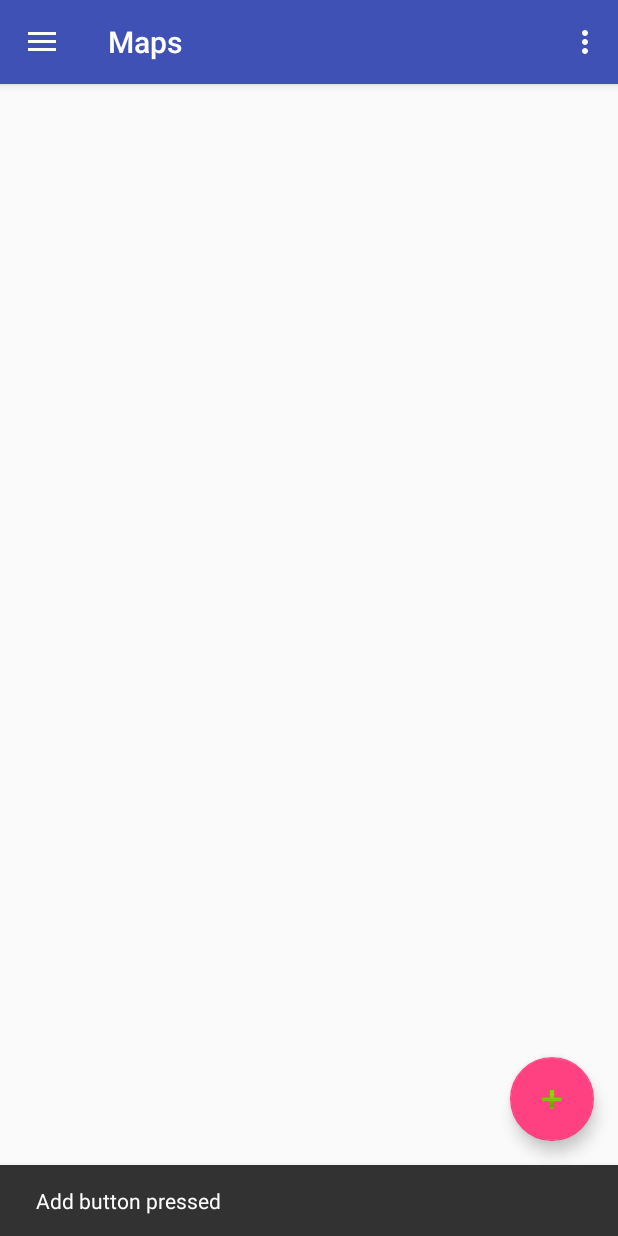
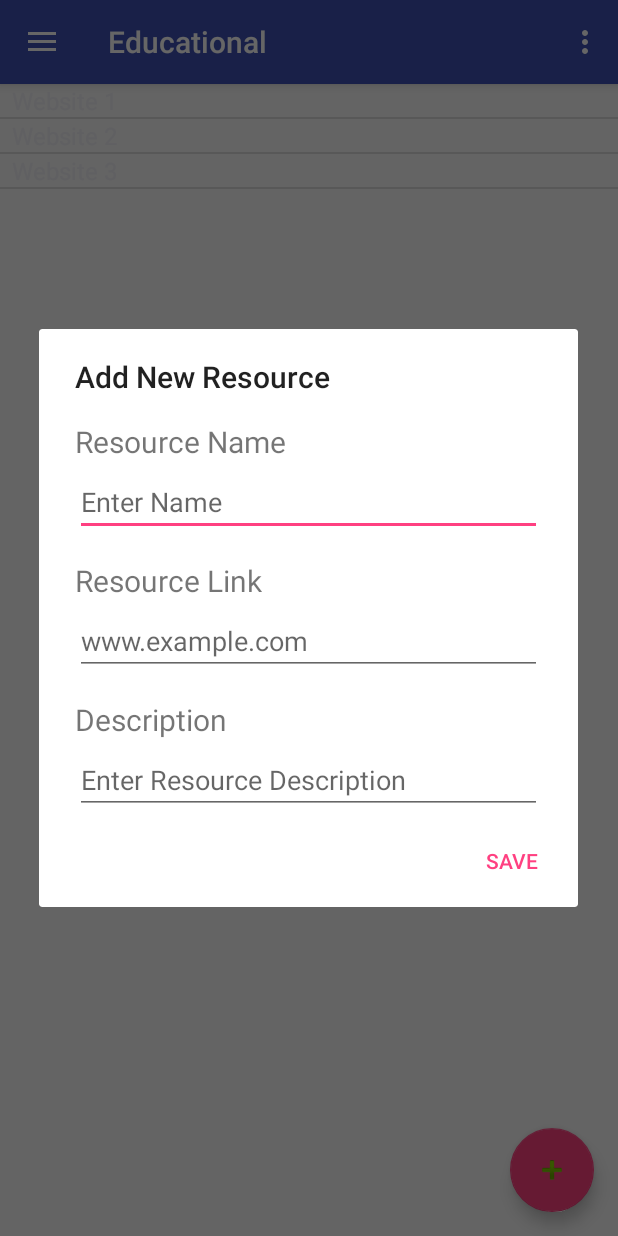
Before and after one commit to catherine-morse/GreenTech-Android, an Android app: the screen it shows after launch (MainActivity), after a tap on an icon or button, on a phone screen of 412 x 824 dp. Run offline under Robolectric (Android 15) with nearby library versions, the phone set to English and light mode, and no system bars; 2 other taps on this screen came first.

Commit message:
added educational tab UI elements

```diff
--- a/app/src/main/java/edu/udel/cisc475/team1/greentech_android/EducationalFragment.java
+++ b/app/src/main/java/edu/udel/cisc475/team1/greentech_android/EducationalFragment.java
@@ -2,15 +2,88 @@ package edu.udel.cisc475.team1.greentech_android;
 
 import android.app.Fragment;
 import android.os.Bundle;
+import android.support.design.widget.FloatingActionButton;
+import android.support.design.widget.Snackbar;
 import android.view.LayoutInflater;
 import android.view.View;
 import android.view.ViewGroup;
+import android.app.Activity;
+import android.app.AlertDialog;
+import android.content.DialogInterface;
+import android.widget.EditText;
+import android.widget.LinearLayout;
+import android.widget.Button;
+import android.widget.ListView;
+import java.util.*;
+import android.widget.ArrayAdapter;
+import android.widget.TextView;
+import android.widget.AdapterView.OnItemClickListener;
+import android.widget.AdapterView;
 
 public class EducationalFragment extends Fragment{
+
+    Activity mActivity;
+
     @Override
     public View onCreateView(LayoutInflater inflater, ViewGroup container,
                              Bundle savedInstanceState) {
+
+        mActivity = getActivity();
+
+        FloatingActionButton fab = (FloatingActionButton) mActivity.findViewById(R.id.fab);
+        fab.setOnClickListener(new View.OnClickListener() {
+
+            @Override
+            public void onClick(View view) {
+                AlertDialog alertDialog = new AlertDialog.Builder(mActivity).create();
+                alertDialog.setTitle(R.string.add_entry_educational_title);
+
+                View dialogView = mActivity.getLayoutInflater().inflate(R.layout.add_entry_educational, null);
+                alertDialog.setView(dialogView);
+
+                alertDialog.setButton(mActivity.getString(R.string.entry_dialog_positive_button), new DialogInterface.OnClickListener() {
+                    public void onClick(DialogInterface dialog, int which) {
+
+                    }
+                });
+                alertDialog.show();
+            }
+        });
+
         // Inflate the layout for this fragment
         return inflater.inflate(R.layout.fragment_educational, container, false);
     }
+
+    @Override
+    public void onResume() {
+        super.onResume();
+
+        populateListView();
+    }
+
+    private void populateListView() {
+        final ListView list = (ListView) mActivity.findViewById(R.id.educational_listview);
+        ArrayList<String> arrayList = new ArrayList<String>();
+        arrayList.add(0, "Website 1");
+        arrayList.add(1, "Website 2");
+        arrayList.add(2, "Website 3");
+
+        // Adapter: You need three parameters 'the context, id of the layout (it will be where the data is shown),
+        // and the array that contains the data
+        ArrayAdapter<String> adapter = new ArrayAdapter<String>(mActivity.getApplicationContext(), android.R.layout.simple_spinner_item, arrayList);
+
+        list.setAdapter(adapter);
+
+        list.setOnItemClickListener(new OnItemClickListener() {
+            public void onItemClick(AdapterView<?> parent, View view,
+                                    int position, long id) {
+
+                Object o = list.getItemAtPosition(position);
+
+                Snackbar.make(view, o.toString() + " Clicked", Snackbar.LENGTH_LONG)
+                        .setAction("Action", null).show();
+            }
+        });
+
+    }
 }
--- a/app/src/main/java/edu/udel/cisc475/team1/greentech_android/MainActivity.java
+++ b/app/src/main/java/edu/udel/cisc475/team1/greentech_android/MainActivity.java
@@ -25,14 +25,24 @@ public class MainActivity extends AppCompatActivity
         Toolbar toolbar = (Toolbar) findViewById(R.id.toolbar);
         setSupportActionBar(toolbar);
 
-        FloatingActionButton fab = (FloatingActionButton) findViewById(R.id.fab);
+        /*FloatingActionButton fab = (FloatingActionButton) findViewById(R.id.fab);
         fab.setOnClickListener(new View.OnClickListener() {
+
             @Override
             public void onClick(View view) {
-                Snackbar.make(view, "Add button pressed", Snackbar.LENGTH_LONG)
-                        .setAction("Action", null).show();
+                Fragment f = getFragmentManager().findFragmentById(R.id.activity_main);
+                if (f instanceof EducationalFragment) {
+                    // do something with f
+                    Snackbar.make(view, "Add button pressed in educational tab", Snackbar.LENGTH_LONG)
+                            .setAction("Action", null).show();
+                    //inflater.inflate(R.layout.add_entry_educational, f, false);
+                } else {
+                    Snackbar.make(view, "Add button pressed", Snackbar.LENGTH_LONG)
+                            .setAction("Action", null).show();
+                }
             }
-        });
+
+        });*/
 
         DrawerLayout drawer = (DrawerLayout) findViewById(R.id.drawer_layout);
         ActionBarDrawerToggle toggle = new ActionBarDrawerToggle(
--- /dev/null
+++ b/app/src/main/res/layout/add_entry_educational.xml
@@ -0,0 +1,55 @@
+<?xml version="1.0" encoding="utf-8"?>
+<LinearLayout xmlns:android="http://schemas.android.com/apk/res/android"
+    android:orientation="vertical" android:layout_width="match_parent"
+    android:layout_height="wrap_content"
+    android:id="@+id/add_entry_educational">
+
+    <TextView
+        android:layout_width="wrap_content"
+        android:layout_height="wrap_content"
+        android:layout_marginLeft="@dimen/dialog_margin_left"
+        android:layout_marginTop="@dimen/activity_vertical_margin"
+        android:text="@string/add_entry_educational_value_1"
+        android:textSize="@dimen/add_entry_educational_text_size"/>
+
+    <EditText
+        android:layout_width="match_parent"
+        android:layout_height="wrap_content"
+        android:layout_marginLeft="@dimen/dialog_margin_left"
+        android:layout_marginRight="@dimen/dialog_margin_left"
+        android:layout_marginTop="@dimen/add_entry_edittext_margin_top"
+        android:hint="@string/add_entry_educational_textbox_1"/>
+
+    <TextView
+        android:layout_width="wrap_content"
+        android:layout_height="wrap_content"
+        android:layout_marginLeft="@dimen/dialog_margin_left"
+        android:layout_marginTop="@dimen/activity_vertical_margin"
+        android:text="@string/add_entry_educational_value_2"
+        android:textSize="@dimen/add_entry_educational_text_size"/>
+
+    <EditText
+        android:layout_width="match_parent"
+        android:layout_height="wrap_content"
+        android:layout_marginLeft="@dimen/dialog_margin_left"
+        android:layout_marginRight="@dimen/dialog_margin_left"
+        android:layout_marginTop="@dimen/add_entry_edittext_margin_top"
+        android:hint="@string/add_entry_educational_textbox_2"/>
+
+    <TextView
+        android:layout_width="wrap_content"
+        android:layout_height="wrap_content"
+        android:layout_marginLeft="@dimen/dialog_margin_left"
+        android:layout_marginTop="@dimen/activity_vertical_margin"
+        android:text="@string/add_entry_educational_value_3"
+        android:textSize="@dimen/add_entry_educational_text_size"/>
+
+    <EditText
+        android:layout_width="match_parent"
+        android:layout_height="wrap_content"
+        android:layout_marginLeft="@dimen/dialog_margin_left"
+        android:layout_marginRight="@dimen/dialog_margin_left"
+        android:layout_marginTop="@dimen/add_entry_edittext_margin_top"
+        android:hint="@string/add_entry_educational_textbox_3"/>
+
+</LinearLayout>
--- a/app/src/main/res/layout/fragment_educational.xml
+++ b/app/src/main/res/layout/fragment_educational.xml
@@ -4,10 +4,10 @@
     android:layout_height="match_parent"
     android:id="@+id/fragment_educational">
 
-    <TextView
+    <ListView
+        android:id="@+id/educational_listview"
         android:layout_width="match_parent"
         android:layout_height="match_parent"
-        android:text="@string/nav_drawer_item_2"
-        android:gravity="center"/>
+        android:layout_marginTop="@dimen/action_bar_margin_top"/>
 
 </LinearLayout>
--- a/app/src/main/res/values/dimens.xml
+++ b/app/src/main/res/values/dimens.xml
@@ -6,4 +6,13 @@
     <dimen name="activity_horizontal_margin">16dp</dimen>
     <dimen name="activity_vertical_margin">16dp</dimen>
     <dimen name="fab_margin">16dp</dimen>
+
+    <dimen name="small_text_size">12dp</dimen>
+
+    <dimen name="add_entry_educational_text_size">20dp</dimen>
+    <dimen name="add_entry_edittext_margin_top">4dp</dimen>
+
+    <dimen name="action_bar_margin_top">56dp</dimen>
+
+    <dimen name="dialog_margin_left">24dp</dimen>
 </resources>
--- a/app/src/main/res/values/strings.xml
+++ b/app/src/main/res/values/strings.xml
@@ -11,4 +11,14 @@
     <string name="nav_drawer_item_2">Educational</string>
     <string name="nav_drawer_item_3">Search</string>
     <string name="nav_drawer_item_4">Upload</string>
+
+    <string name="add_entry_educational_title">Add New Resource</string>
+    <string name="add_entry_educational_value_1">Resource Name</string>
+    <string name="add_entry_educational_value_2">Resource Link</string>
+    <string name="add_entry_educational_value_3">Description</string>
+    <string name="add_entry_educational_textbox_1">Enter Name</string>
+    <string name="add_entry_educational_textbox_2">www.example.com</string>
+    <string name="add_entry_educational_textbox_3">Enter Resource Description</string>
+
+    <string name="entry_dialog_positive_button">SAVE</string>
 </resources>
```
Also changed, not shown: 286 other files.
